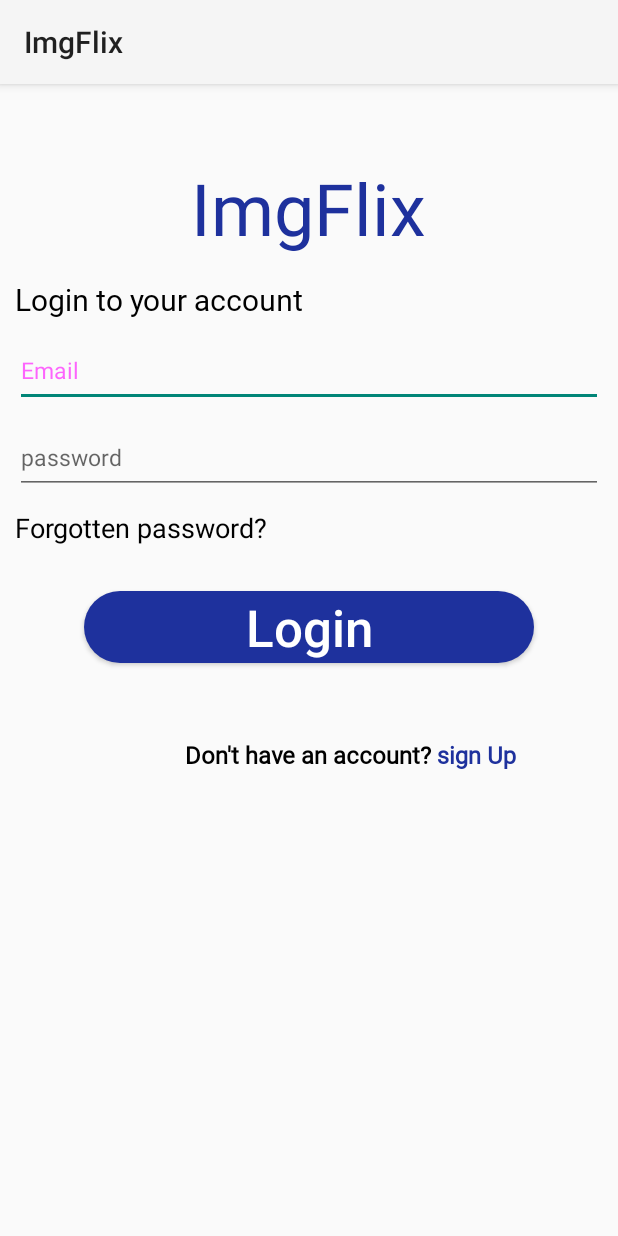
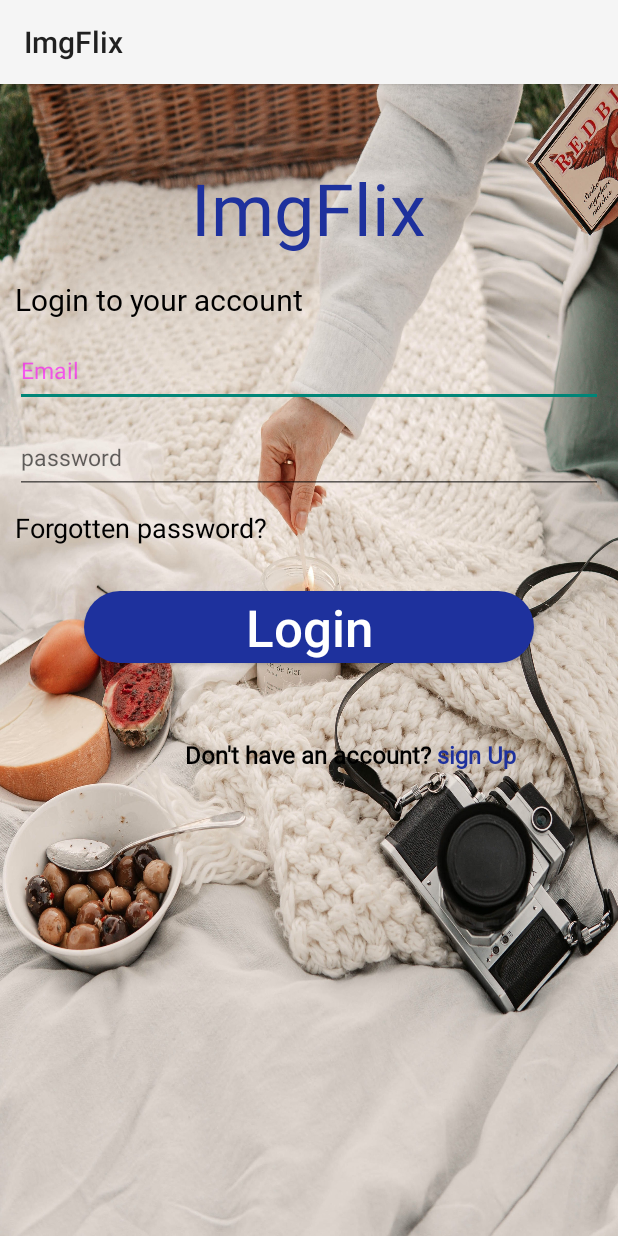
Before and after one commit to saretoduncan/imgflix, an Android app: the screen it shows after launch (LoginActivity), on a phone screen of 412 x 824 dp. Run offline under Robolectric (Android 15) with nearby library versions, the phone set to English and light mode, and no system bars; our stand-ins replace ButterKnife, Firebase (no records; nobody signed in at launch, a user with empty details on screens opened directly); Roboto replaces fonts that are not available here.

Commit message:
add bg to sign in page

```diff
--- a/app/src/main/java/com/example/imgflix/ui/LoginActivity.java
+++ b/app/src/main/java/com/example/imgflix/ui/LoginActivity.java
@@ -7,6 +7,7 @@ import androidx.appcompat.app.AppCompatActivity;
 
 import android.annotation.SuppressLint;
 import android.content.Intent;
+import android.graphics.drawable.AnimationDrawable;
 import android.os.Bundle;
 import android.util.Log;
 import android.view.View;
@@ -28,6 +29,7 @@ import butterknife.BindView;
 import butterknife.ButterKnife;
 
 public class LoginActivity extends AppCompatActivity implements View.OnClickListener {
+    private AnimationDrawable animationDrawable;
     private FirebaseAuth auth;
     private FirebaseAuth.AuthStateListener authStateListener;
     @SuppressLint("NonConstantResourceId")
--- a/app/src/main/java/com/example/imgflix/ui/savedImagesActivity.java
+++ b/app/src/main/java/com/example/imgflix/ui/savedImagesActivity.java
@@ -19,8 +19,7 @@ import com.example.imgflix.R;
 import com.example.imgflix.adapters.FirebaseImagesViewHolder;
 import com.example.imgflix.adapters.MyAdapter;
 import com.example.imgflix.models.UnsplashPhotoListResponse;
-import com.example.imgflix.utilities.Item.OnStartDraglistener;
-import com.example.imgflix.utilities.Item.SimpleItemTouchHelperCallBack;
+
 import com.firebase.ui.database.FirebaseRecyclerAdapter;
 import com.firebase.ui.database.FirebaseRecyclerOptions;
 import com.google.firebase.auth.FirebaseAuth;
@@ -34,7 +33,7 @@ import butterknife.ButterKnife;
 public class savedImagesActivity extends AppCompatActivity {
     private DatabaseReference imageDetailsRef;
     private FirebaseRecyclerAdapter<UnsplashPhotoListResponse, FirebaseImagesViewHolder> firebaseAdapter;
-    FireBaseImageListAdapter fireBaseImageListAdapter;
+
     ItemTouchHelper touchHelper;
 
     @SuppressLint("NonConstantResourceId")
--- a/app/src/main/res/layout/activity_main.xml
+++ b/app/src/main/res/layout/activity_main.xml
@@ -5,6 +5,7 @@
     android:layout_width="match_parent"
     android:layout_height="match_parent"
     android:padding="10dp"
+    android:background="@drawable/backgroundsignin"
     tools:context=".ui.LoginActivity">
 
     <TextView
```
Also changed, not shown: app/src/main/res/drawable/backgroundsignin.jpg (added), app/src/main/res/drawable/logbj.jpg (added), app/src/main/res/drawable/signupbackground1.jpg (added).
